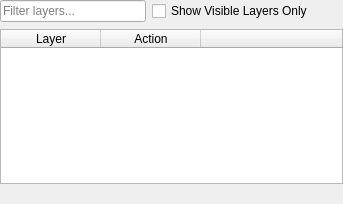
Old version of the form qfieldsync/ui/layers_config_widget.ui in the repository opengisch/qfieldsync.
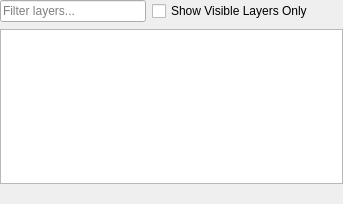
New version of the form. Icons and pictures are not drawn. Custom widgets are drawn as their Qt base class.

Commit message: Make the layers configuration widget feel a bit less crowded

The edit to the form file:
```diff
--- a/qfieldsync/ui/layers_config_widget.ui
+++ b/qfieldsync/ui/layers_config_widget.ui
@@ -43,26 +43,7 @@
     </widget>
    </item>
    <item row="1" column="0" colspan="2">
-    <widget class="QTableWidget" name="layersTable">
-     <attribute name="horizontalHeaderStretchLastSection">
-      <bool>true</bool>
-     </attribute>
-     <column>
-      <property name="text">
-       <string>Layer</string>
-      </property>
-     </column>
-     <column>
-      <property name="text">
-       <string>Action</string>
-      </property>
-     </column>
-     <column>
-      <property name="text">
-       <string/>
-      </property>
-     </column>
-    </widget>
+    <widget class="QTableWidget" name="layersTable"/>
    </item>
    <item row="0" column="0" colspan="2">
     <layout class="QHBoxLayout" name="horizontalLayout">
```
The commit also changes 1 other file.
